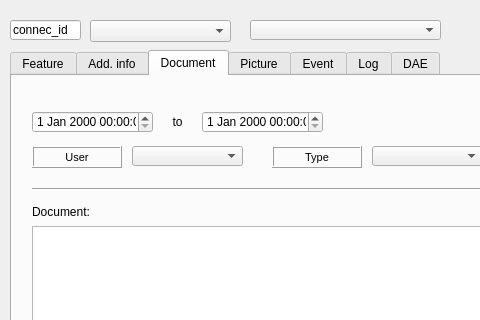
Giswater/giswater_qgis_plugin, file ui/ws_connec.ui: the form before one commit; both pictures show x 0 to 480 and y 0 to 320 of the 845 by 615 pixel window.
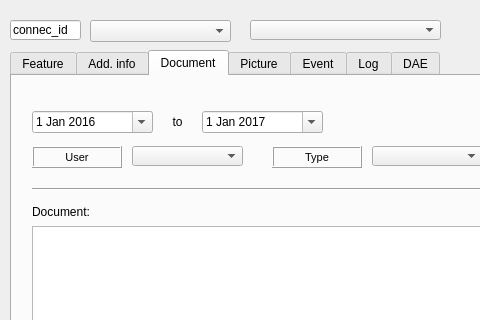
The form after the commit. The open tabs and pages were chosen to show the change.

Commit message: #12 Morph from QDateTime to QDate in connec form Minor bug fix

Diff of the .ui file:
```diff
--- a/ui/ws_connec.ui
+++ b/ui/ws_connec.ui
@@ -1298,7 +1298,7 @@
       <number>3</number>
      </property>
     </widget>
-    <widget class="QDateTimeEdit" name="doc_date_2">
+    <widget class="QDateEdit" name="date_document_to">
      <property name="geometry">
       <rect>
        <x>190</x>
@@ -1307,8 +1307,18 @@
        <height>22</height>
       </rect>
      </property>
+     <property name="date">
+      <date>
+       <year>2017</year>
+       <month>1</month>
+       <day>1</day>
+      </date>
+     </property>
+     <property name="calendarPopup">
+      <bool>true</bool>
+     </property>
     </widget>
-    <widget class="QDateTimeEdit" name="doc_date">
+    <widget class="QDateEdit" name="date_document_from">
      <property name="geometry">
       <rect>
        <x>20</x>
@@ -1317,6 +1327,16 @@
        <height>22</height>
       </rect>
      </property>
+     <property name="date">
+      <date>
+       <year>2016</year>
+       <month>1</month>
+       <day>1</day>
+      </date>
+     </property>
+     <property name="calendarPopup">
+      <bool>true</bool>
+     </property>
     </widget>
     <widget class="QComboBox" name="cat_doc_type">
      <property name="geometry">
```
Left out of the diff: 35 changed lines with no effect on the pictures. The commit also changes 2 other files.
